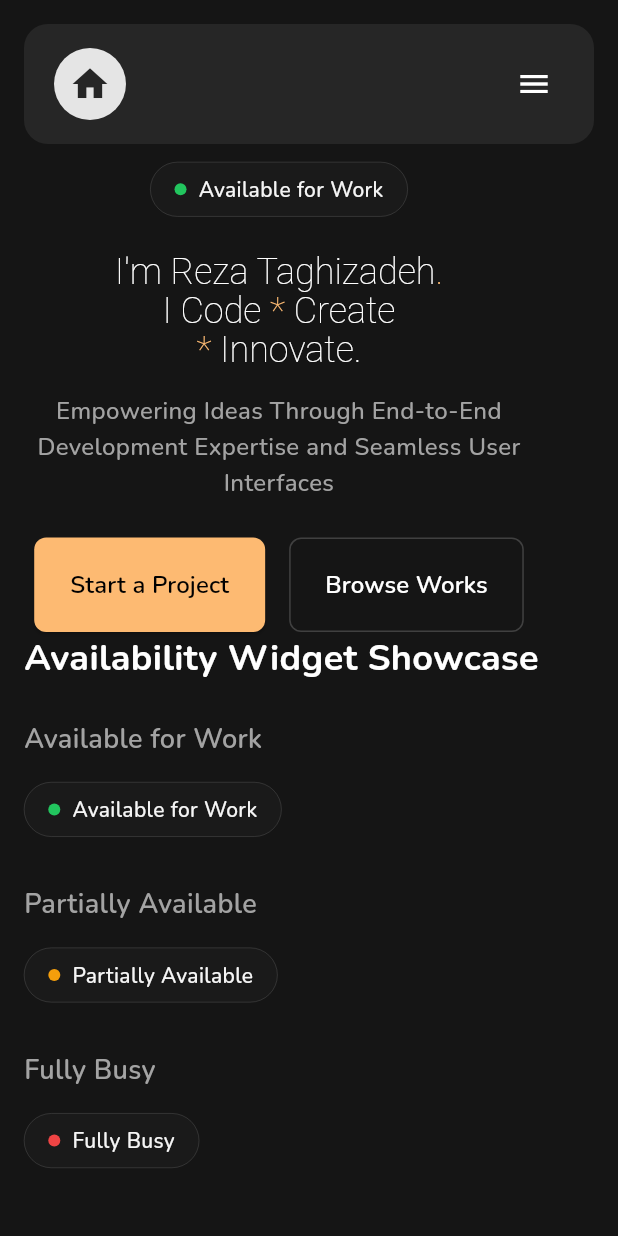
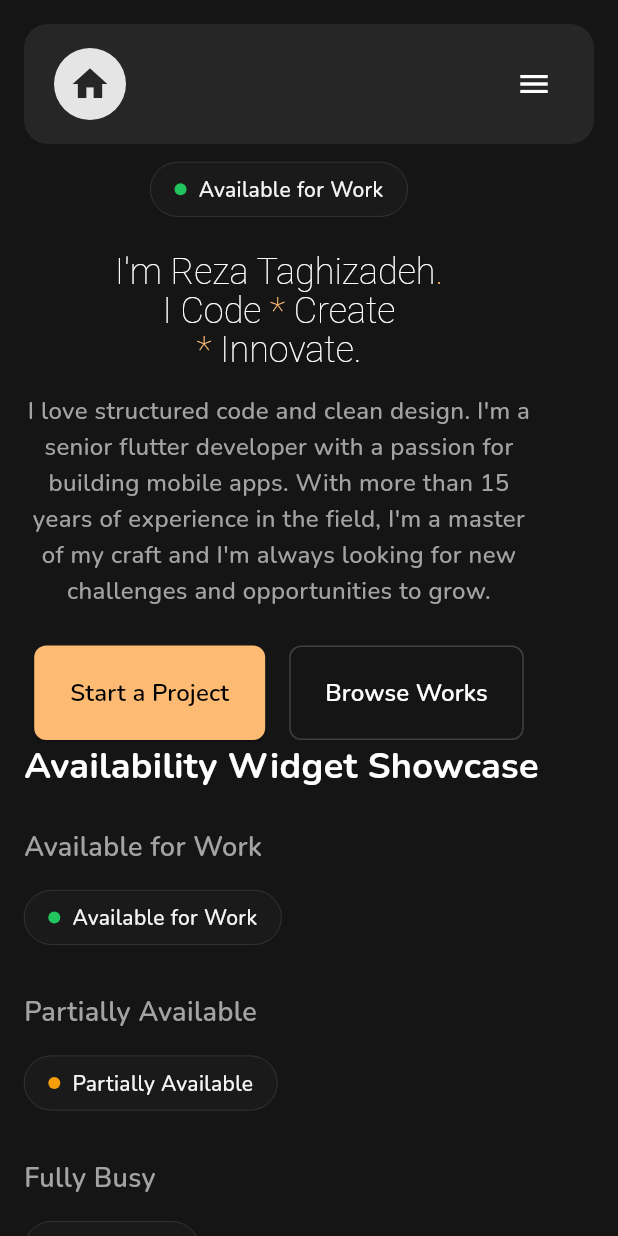
Before and after one commit to alirezat66/portfo, a Flutter app: the screen it shows after launch, on a phone screen of 412 x 824 dp. Run offline on Flutter 3.47's test engine with Material 3 defaults, Android fonts, the phone set to English and light mode, and no system bars; our stand-ins replace equatable, flutter_bloc, flutter_svg, get_it, go_router, google_fonts and 1 more.

Commit message:
Update profile information text in ProfileInfoHighlight widget to provide a more personal and detailed description of the user experience and expertise.

```diff
--- a/lib/features/home/spotlight/widgets/profile_info_highlight.dart
+++ b/lib/features/home/spotlight/widgets/profile_info_highlight.dart
@@ -52,7 +52,7 @@ class ProfileInfoHighlight extends StatelessWidget {
           ),
         ),
         Text(
-          "Empowering Ideas Through End-to-End\nDevelopment Expertise and Seamless User\nInterfaces",
+          "I love structured code and clean design. I'm a senior flutter developer with a passion for building mobile apps. With more than 15 years of experience in the field, I'm a master of my craft and I'm always looking for new challenges and opportunities to grow.",
           textAlign: context.isDesktop || context.isLaptop
               ? TextAlign.start
               : TextAlign.center,
```
